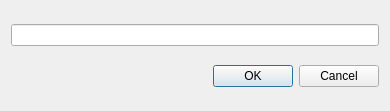
Before: the Qt Designer form EZbudget/updatebudgetdialog.ui in IvanInandan/EZBudget, drawn with Qt 5.
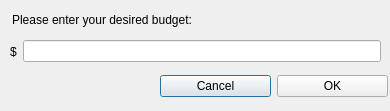
After: the same form once the commit is applied.

What changed in the file:
```diff
--- a/EZbudget/updatebudgetdialog.ui
+++ b/EZbudget/updatebudgetdialog.ui
@@ -13,18 +13,67 @@
   <property name="windowTitle">
    <string>Dialog</string>
   </property>
-  <layout class="QVBoxLayout" name="verticalLayout">
-   <item>
-    <widget class="QLineEdit" name="lineEdit"/>
-   </item>
-   <item>
-    <widget class="QDialogButtonBox" name="buttonBox">
-     <property name="standardButtons">
-      <set>QDialogButtonBox::Cancel|QDialogButtonBox::Ok</set>
-     </property>
-    </widget>
-   </item>
-  </layout>
+  <widget class="QLabel" name="label">
+   <property name="geometry">
+    <rect>
+     <x>12</x>
+     <y>12</y>
+     <width>205</width>
+     <height>16</height>
+    </rect>
+   </property>
+   <property name="text">
+    <string>Please enter your desired budget:</string>
+   </property>
+  </widget>
+  <widget class="QWidget" name="">
+   <property name="geometry">
+    <rect>
+     <x>10</x>
+     <y>40</y>
+     <width>371</width>
+     <height>23</height>
+    </rect>
+   </property>
+   <layout class="QHBoxLayout" name="horizontalLayout">
+    <item>
+     <widget class="QLabel" name="label_2">
+      <property name="text">
+       <string>$</string>
+      </property>
+     </widget>
+    </item>
+    <item>
+     <widget class="QLineEdit" name="budgetEntered"/>
+    </item>
+   </layout>
+  </widget>
+  <widget class="QWidget" name="">
+   <property name="geometry">
+    <rect>
+     <x>160</x>
+     <y>70</y>
+     <width>228</width>
+     <height>32</height>
+    </rect>
+   </property>
+   <layout class="QHBoxLayout" name="horizontalLayout_2">
+    <item>
+     <widget class="QPushButton" name="cancelButton">
+      <property name="text">
+       <string>Cancel</string>
+      </property>
+     </widget>
+    </item>
+    <item>
+     <widget class="QPushButton" name="okButton">
+      <property name="text">
+       <string>OK</string>
+      </property>
+     </widget>
+    </item>
+   </layout>
+  </widget>
  </widget>
  <resources/>
  <connections/>
```
